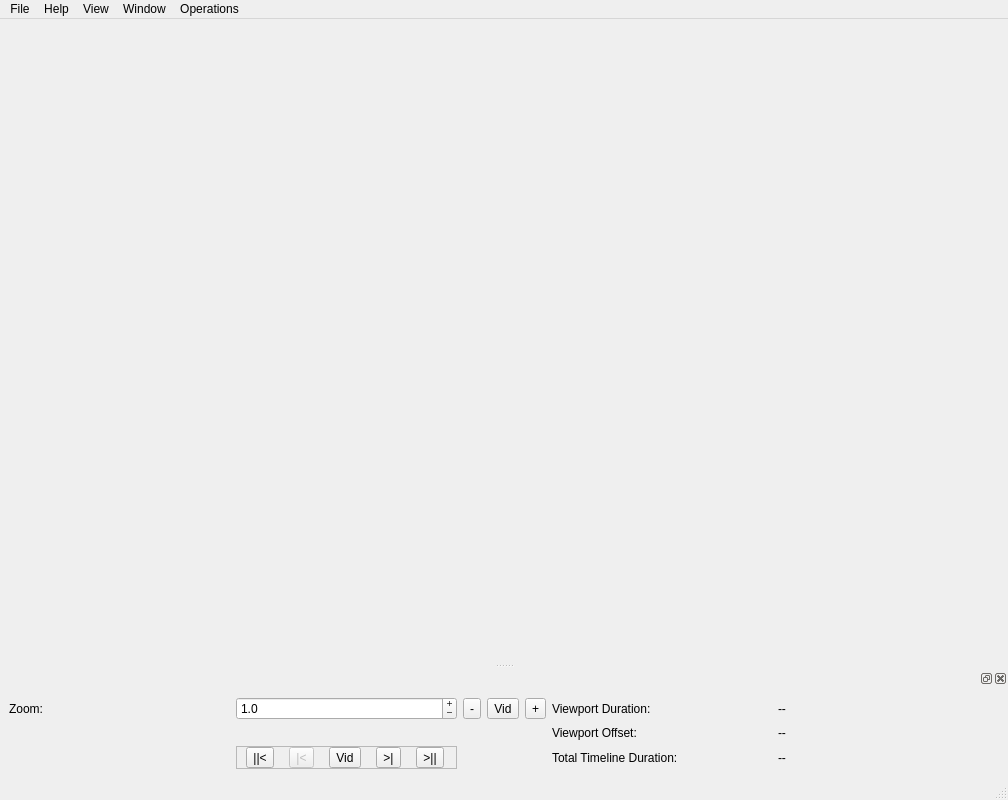
Before: the Qt Designer form GUI/MainWindow/MainWindow.ui in BrendonWatsonLab/PhoPyQtTimelinePlotter, drawn with Qt 5.
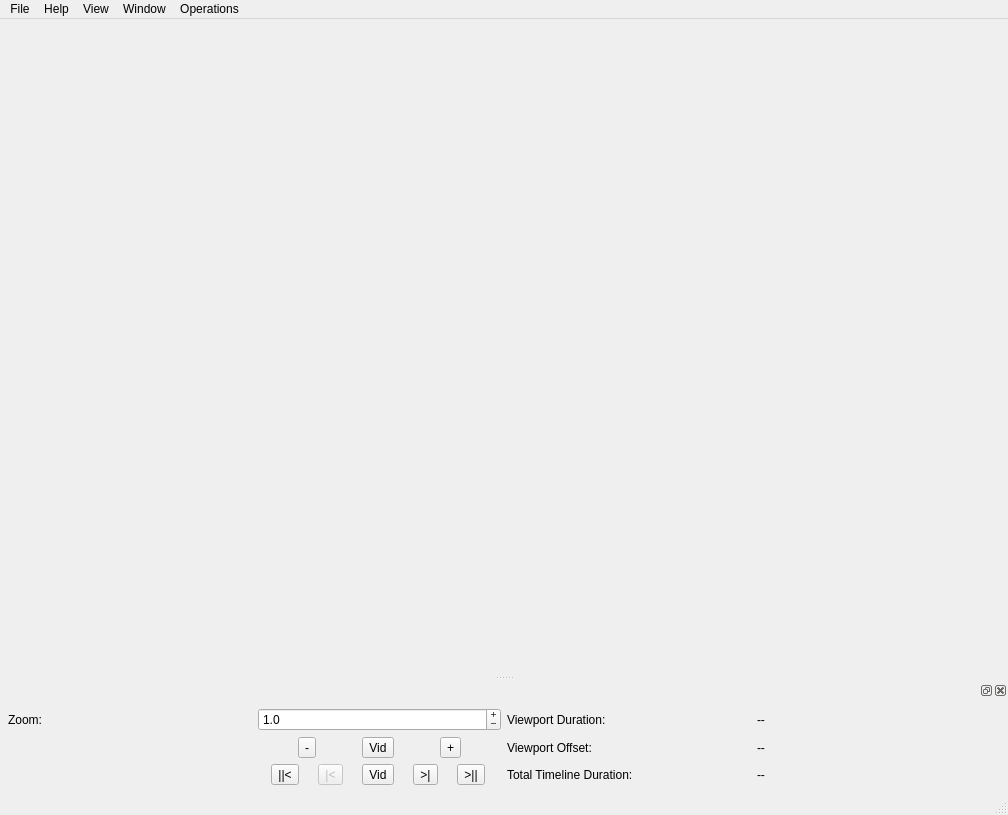
After: the same form once the commit is applied.

Commit message: Added support for more advanced viewport string generation

```diff
--- a/GUI/MainWindow/MainWindow.ui
+++ b/GUI/MainWindow/MainWindow.ui
@@ -10,7 +10,7 @@
     <x>0</x>
     <y>0</y>
     <width>1008</width>
-    <height>800</height>
+    <height>815</height>
    </rect>
   </property>
   <property name="minimumSize">
@@ -111,99 +111,30 @@
    </attribute>
    <widget class="QWidget" name="dockWidgetContents_2">
     <layout class="QHBoxLayout" name="horizontalLayout_2">
+     <property name="leftMargin">
+      <number>8</number>
+     </property>
+     <property name="topMargin">
+      <number>8</number>
+     </property>
+     <property name="rightMargin">
+      <number>8</number>
+     </property>
+     <property name="bottomMargin">
+      <number>8</number>
+     </property>
      <item>
-      <layout class="QGridLayout" name="gridLayout">
-       <item row="2" column="6">
-        <widget class="QLabel" name="lblActiveTotalTimelineDuration">
-         <property name="text">
-          <string>--</string>
-         </property>
-        </widget>
-       </item>
-       <item row="1" column="5">
-        <widget class="QLabel" name="label_4">
-         <property name="text">
-          <string>Viewport Offset:</string>
-         </property>
-        </widget>
-       </item>
-       <item row="1" column="6">
-        <widget class="QLabel" name="lblActiveViewportOffsetAbsolute">
-         <property name="text">
-          <string>--</string>
-         </property>
-        </widget>
-       </item>
-       <item row="2" column="5">
-        <widget class="QLabel" name="label_3">
-         <property name="text">
-          <string>Total Timeline Duration:</string>
-         </property>
-        </widget>
-       </item>
-       <item row="0" column="2">
-        <widget class="QToolButton" name="toolButton_ZoomOut">
-         <property name="toolTip">
-          <string>Zoom Out</string>
-         </property>
-         <property name="text">
-          <string>-</string>
-         </property>
-        </widget>
-       </item>
-       <item row="0" column="1">
-        <widget class="QDoubleSpinBox" name="doubleSpinBox_currentZoom">
-         <property name="buttonSymbols">
-          <enum>QAbstractSpinBox::PlusMinus</enum>
-         </property>
-         <property name="decimals">
-          <number>1</number>
-         </property>
-         <property name="minimum">
-          <double>0.100000000000000</double>
-         </property>
-         <property name="maximum">
-          <double>5000.000000000000000</double>
-         </property>
-         <property name="singleStep">
-          <double>1.000000000000000</double>
-         </property>
-         <property name="value">
-          <double>1.000000000000000</double>
-         </property>
-        </widget>
-       </item>
-       <item row="0" column="3">
-        <widget class="QToolButton" name="toolButton_CurrentVideo">
-         <property name="text">
-          <string>Vid</string>
-         </property>
-         <property name="checkable">
-          <bool>true</bool>
-         </property>
-        </widget>
-       </item>
-       <item row="0" column="6">
-        <widget class="QLabel" name="lblActiveViewportDuration">
-         <property name="text">
-          <string>--</string>
-         </property>
-        </widget>
-       </item>
-       <item row="0" column="5">
-        <widget class="QLabel" name="label_2">
-         <property name="text">
-          <string>Viewport Duration:</string>
-         </property>
-        </widget>
-       </item>
+      <layout class="QGridLayout" name="gridLayout" columnstretch="0,0,0,0">
        <item row="2" column="1">
         <widget class="QFrame" name="frame">
          <property name="frameShape">
-          <enum>QFrame::StyledPanel</enum>
+          <enum>QFrame::NoFrame</enum>
          </property>
          <property name="frameShadow">
-          <enum>QFrame::Raised</enum>
+          <enum>QFrame::Plain</enum>
+         </property>
+         <property name="lineWidth">
+          <number>1</number>
          </property>
          <layout class="QHBoxLayout" name="horizontalLayout">
           <property name="spacing">
@@ -286,6 +217,20 @@
          </layout>
         </widget>
        </item>
+       <item row="2" column="3">
+        <widget class="QLabel" name="lblActiveTotalTimelineDuration">
+         <property name="text">
+          <string>--</string>
+         </property>
+        </widget>
+       </item>
+       <item row="0" column="2">
+        <widget class="QLabel" name="label_2">
+         <property name="text">
+          <string>Viewport Duration:</string>
+         </property>
+        </widget>
+       </item>
        <item row="0" column="0">
         <widget class="QLabel" name="label">
          <property name="text">
@@ -293,13 +238,110 @@
          </property>
         </widget>
        </item>
-       <item row="0" column="4">
-        <widget class="QToolButton" name="toolButton_ZoomIn">
-         <property name="toolTip">
-          <string>Zoom In</string>
+       <item row="0" column="1">
+        <widget class="QDoubleSpinBox" name="doubleSpinBox_currentZoom">
+         <property name="buttonSymbols">
+          <enum>QAbstractSpinBox::PlusMinus</enum>
          </property>
+         <property name="keyboardTracking">
+          <bool>false</bool>
+         </property>
+         <property name="decimals">
+          <number>1</number>
+         </property>
+         <property name="minimum">
+          <double>0.100000000000000</double>
+         </property>
+         <property name="maximum">
+          <double>5000.000000000000000</double>
+         </property>
+         <property name="singleStep">
+          <double>1.000000000000000</double>
+         </property>
+         <property name="value">
+          <double>1.000000000000000</double>
+         </property>
+        </widget>
+       </item>
+       <item row="0" column="3">
+        <widget class="QLabel" name="lblActiveViewportDuration">
          <property name="text">
-          <string>+</string>
+          <string>--</string>
+         </property>
+        </widget>
+       </item>
+       <item row="1" column="3">
+        <widget class="QLabel" name="lblActiveViewportOffsetAbsolute">
+         <property name="text">
+          <string>--</string>
+         </property>
+        </widget>
+       </item>
+       <item row="1" column="1">
+        <widget class="QFrame" name="frame_2">
+         <property name="frameShape">
+          <enum>QFrame::NoFrame</enum>
+         </property>
+         <property name="frameShadow">
+          <enum>QFrame::Plain</enum>
+         </property>
+         <layout class="QHBoxLayout" name="horizontalLayout_3" stretch="0,0,0">
+          <property name="leftMargin">
+           <number>0</number>
+          </property>
+          <property name="topMargin">
+           <number>0</number>
+          </property>
+          <property name="rightMargin">
+           <number>0</number>
+          </property>
+          <property name="bottomMargin">
+           <number>0</number>
+          </property>
+          <item>
+           <widget class="QToolButton" name="toolButton_ZoomOut">
+            <property name="toolTip">
+             <string>Zoom Out</string>
+            </property>
+            <property name="text">
+             <string>-</string>
+            </property>
+           </widget>
+          </item>
+          <item>
+           <widget class="QToolButton" name="toolButton_CurrentVideo">
+            <property name="text">
+             <string>Vid</string>
+            </property>
+            <property name="checkable">
+             <bool>true</bool>
+            </property>
+           </widget>
+          </item>
+          <item>
+           <widget class="QToolButton" name="toolButton_ZoomIn">
+            <property name="toolTip">
+             <string>Zoom In</string>
+            </property>
+            <property name="text">
+             <string>+</string>
+            </property>
+           </widget>
+          </item>
+         </layout>
+        </widget>
+       </item>
+       <item row="2" column="2">
+        <widget class="QLabel" name="label_3">
+         <property name="text">
+          <string>Total Timeline Duration:</string>
+         </property>
+        </widget>
+       </item>
+       <item row="1" column="2">
+        <widget class="QLabel" name="label_4">
+         <property name="text">
+          <string>Viewport Offset:</string>
          </property>
         </widget>
        </item>
```
Left out of the diff: 2 changed lines with no effect on the pictures. The commit also changes 1 other file.
